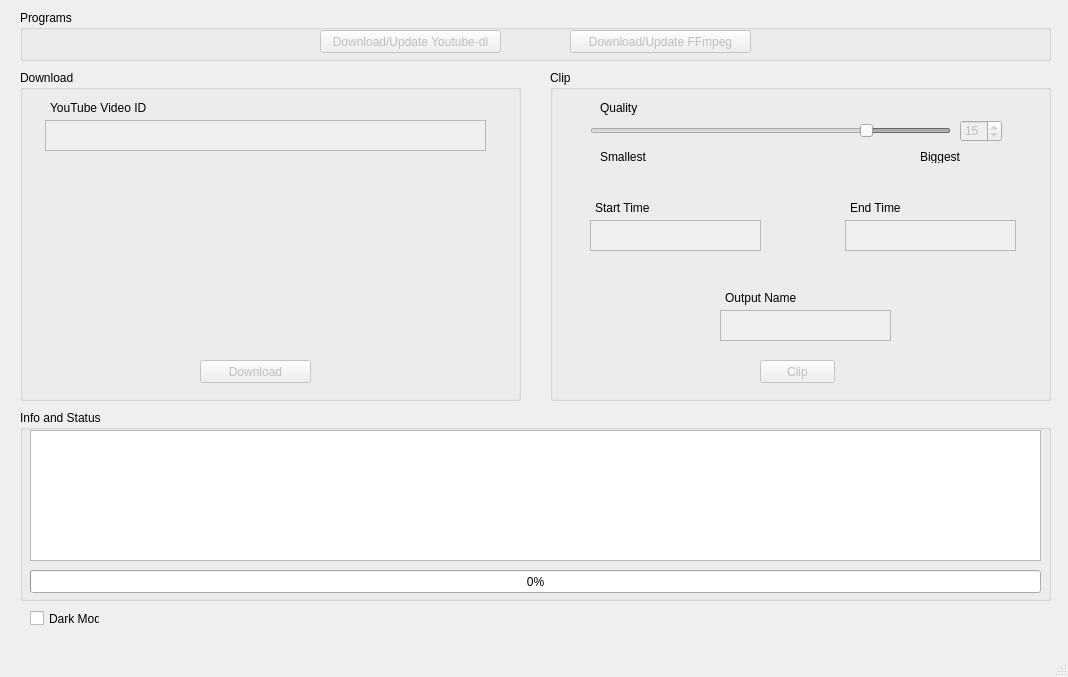
This is Download_and_Clip.ui in Chrscool8/ClipEZ-aka-Download-and-Clip as Qt 5 draws it before an edit. The edited form follows.
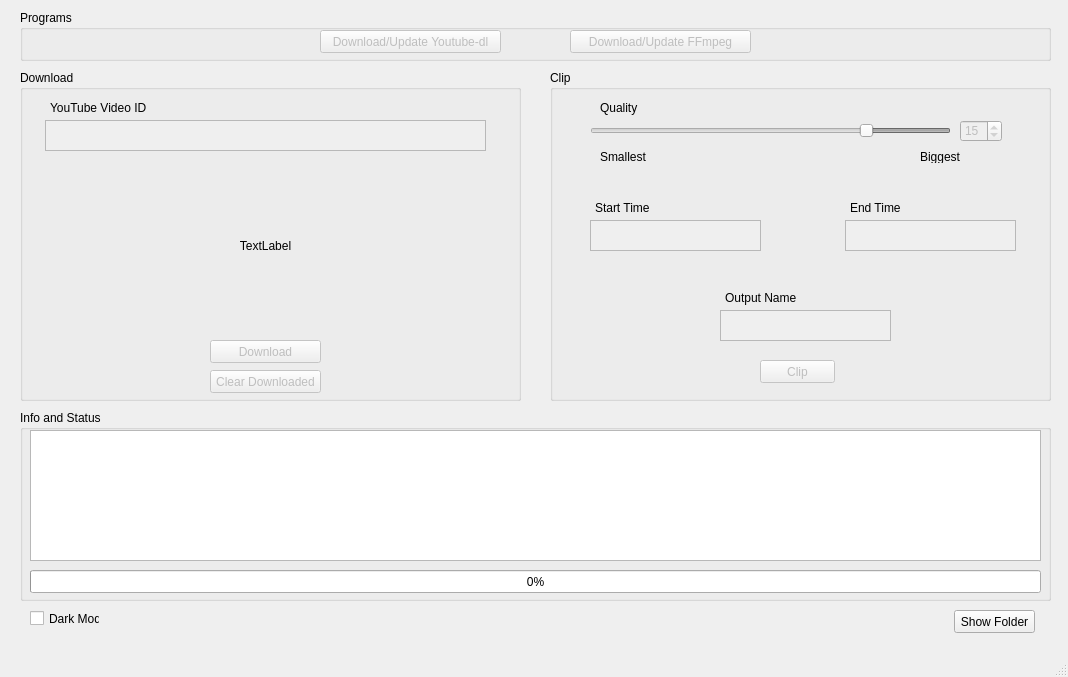
This is the edited form.

Patch:
```diff
--- a/Download_and_Clip.ui
+++ b/Download_and_Clip.ui
@@ -67,8 +67,8 @@
      </property>
      <property name="geometry">
       <rect>
-       <x>180</x>
-       <y>290</y>
+       <x>190</x>
+       <y>270</y>
        <width>111</width>
        <height>23</height>
       </rect>
@@ -77,6 +77,41 @@
       <string>Download</string>
      </property>
     </widget>
+    <widget class="QPushButton" name="button_cleardownload">
+     <property name="enabled">
+      <bool>false</bool>
+     </property>
+     <property name="geometry">
+      <rect>
+       <x>190</x>
+       <y>300</y>
+       <width>111</width>
+       <height>23</height>
+      </rect>
+     </property>
+     <property name="text">
+      <string>Clear Downloaded</string>
+     </property>
+    </widget>
+    <widget class="QLabel" name="label_thumb">
+     <property name="geometry">
+      <rect>
+       <x>120</x>
+       <y>110</y>
+       <width>251</width>
+       <height>131</height>
+      </rect>
+     </property>
+     <property name="text">
+      <string>TextLabel</string>
+     </property>
+     <property name="scaledContents">
+      <bool>true</bool>
+     </property>
+     <property name="alignment">
+      <set>Qt::AlignCenter</set>
+     </property>
+    </widget>
    </widget>
    <widget class="QGroupBox" name="groupBox_2">
     <property name="geometry">
@@ -408,6 +443,19 @@
      <string>Dark Mode</string>
     </property>
    </widget>
+   <widget class="QPushButton" name="button_showfolder">
+    <property name="geometry">
+     <rect>
+      <x>954</x>
+      <y>610</y>
+      <width>81</width>
+      <height>23</height>
+     </rect>
+    </property>
+    <property name="text">
+     <string>Show Folder</string>
+    </property>
+   </widget>
   </widget>
   <widget class="QMenuBar" name="menuBar">
    <property name="geometry">
```
